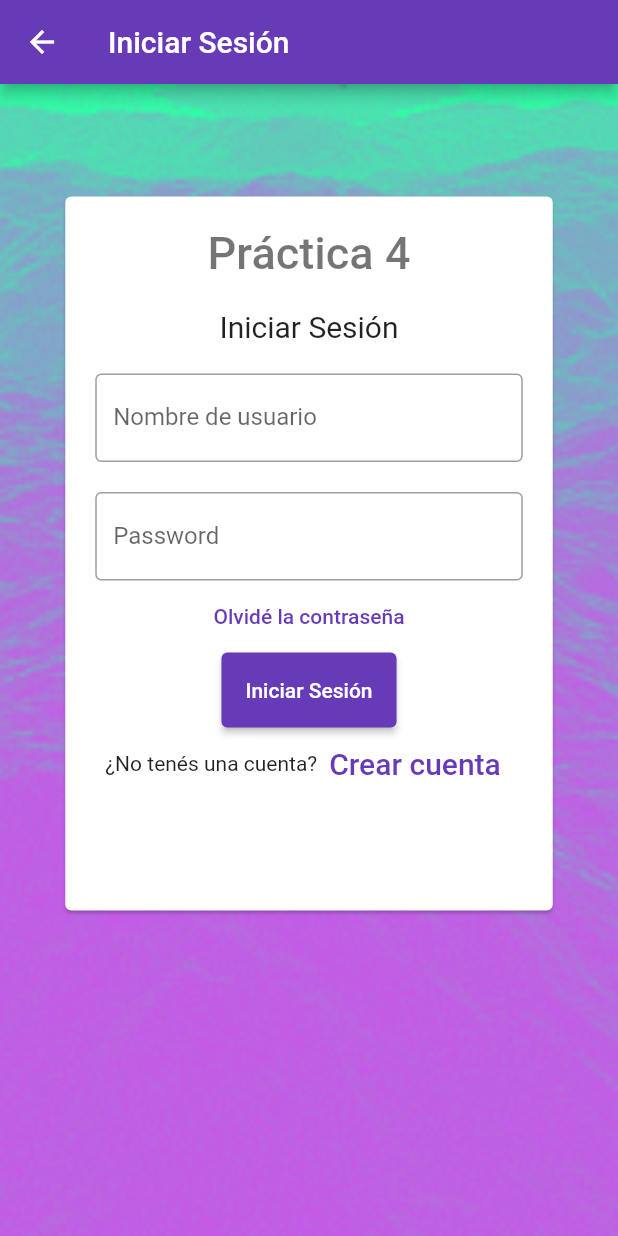
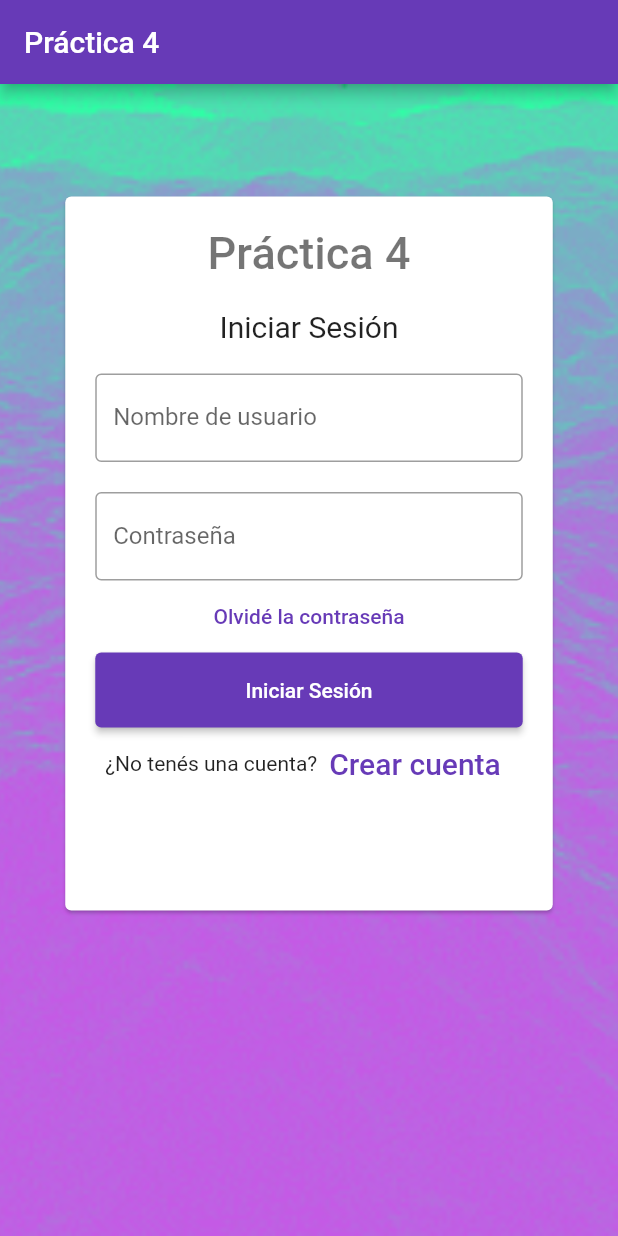
Before and after one commit to Augus611/Practica4, a Flutter app: the screen it shows after launch, on a phone screen of 412 x 824 dp. Run offline on Flutter 3.47's test engine with Material 2 defaults, Android fonts, the phone set to English and light mode, and no system bars.

Commit message:
Varios cambios mínimos.

```diff
--- a/lib/main.dart
+++ b/lib/main.dart
@@ -29,11 +29,7 @@ class MyApp extends StatelessWidget {
         // is not restarted.
         primarySwatch: Colors.deepPurple,
       ),
-      initialRoute: '/login',
-      routes: <String, WidgetBuilder> {
-        '/': (context) => const MyHomePage(title: _title),
-        '/login' : (context) => const LogIn(),
-      }
+      home: const LogIn(),
     );
   }
 }
@@ -133,7 +129,7 @@ class LogIn extends StatelessWidget {
     return Scaffold(
       resizeToAvoidBottomInset: false,
       appBar: AppBar(
-        title: const Text('Iniciar Sesión'),
+        title: const Text('Práctica 4'),
       ),
       body: Container(
         child: Align(
@@ -181,7 +177,7 @@ class LogIn extends StatelessWidget {
                           obscureText: true,
                           decoration: InputDecoration(
                             border: OutlineInputBorder(),
-                            labelText: 'Password',
+                            labelText: 'Contraseña',
                           ),
                         ),
                       ),
@@ -193,11 +189,15 @@ class LogIn extends StatelessWidget {
                       ),
                       Container(
                           height: 50,
+                          width: double.infinity,
                           padding: const EdgeInsets.fromLTRB(10, 0, 10, 0),
                           child: ElevatedButton(
                             child: const Text('Iniciar Sesión'),
                             onPressed: () {
-                              //TODO: iniciar sesion
+                              Navigator.push(
+                                context,
+                                MaterialPageRoute(builder: (context) => const MyHomePage(title: 'Carrito')),
+                              );
                             },
                           )
                       ),
```
